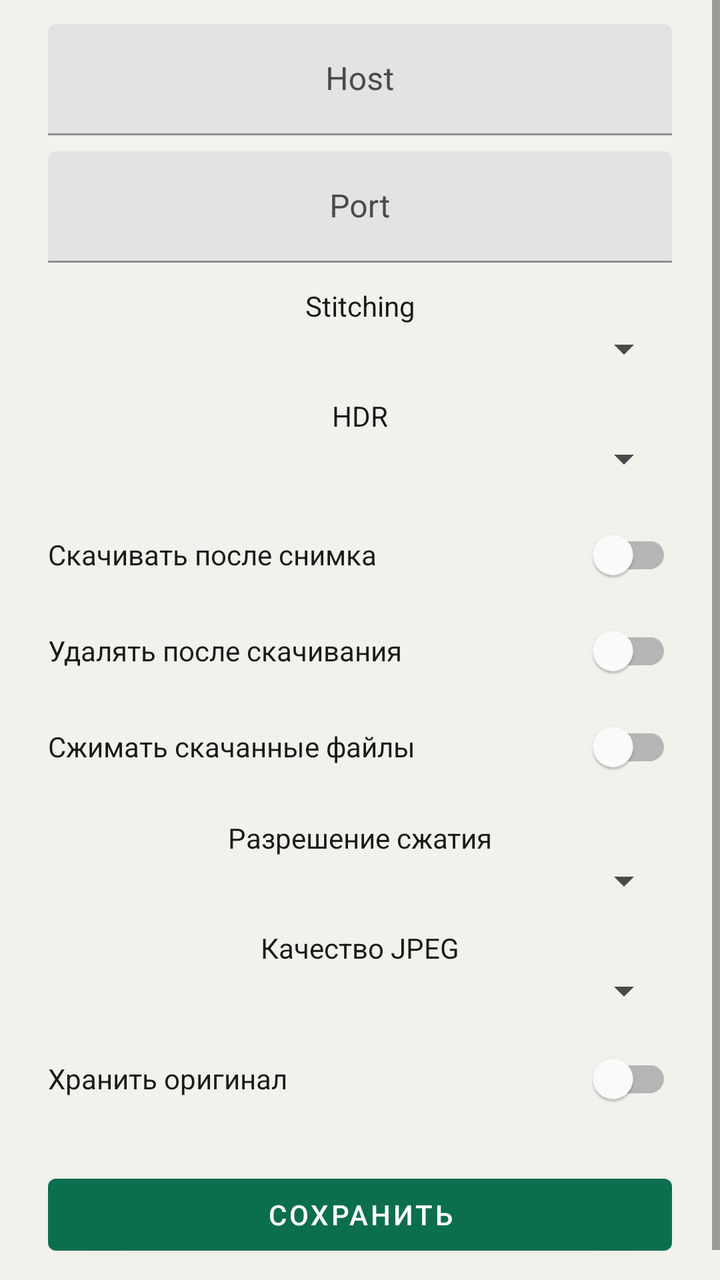
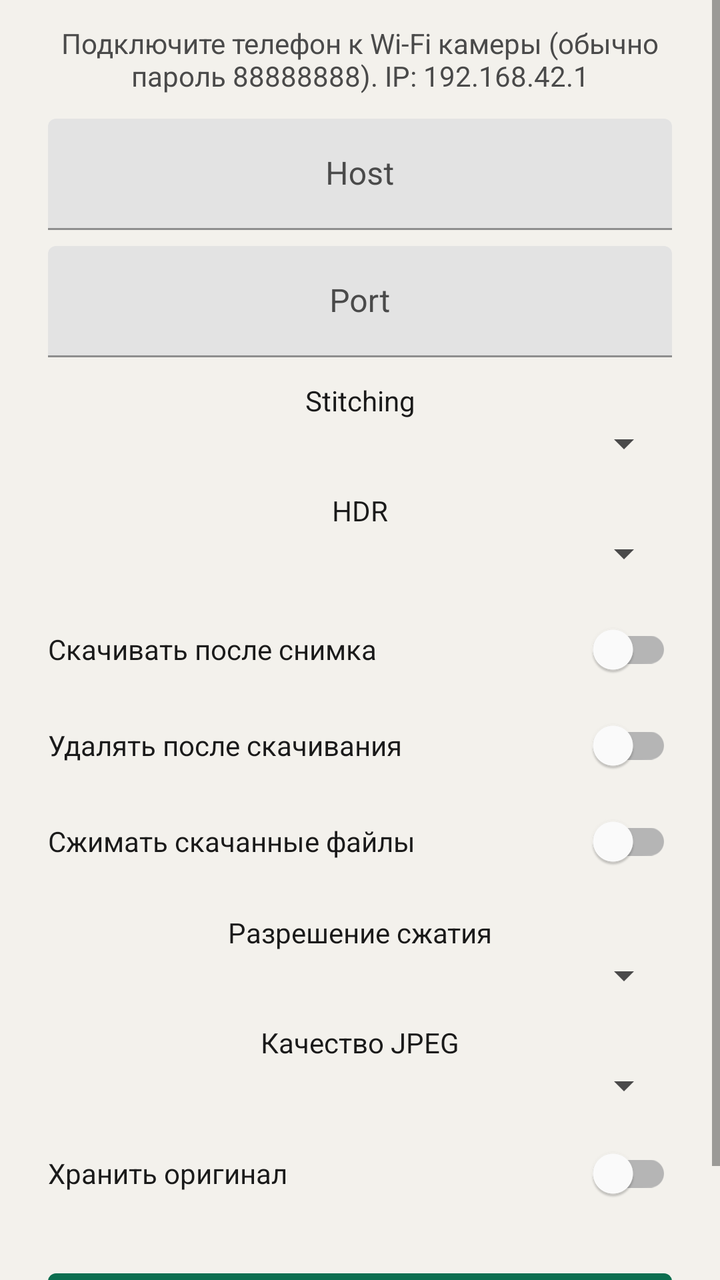

Before-and-after screenshots of an Android layout around one commit, followed by the original layout XML and the change that was made.
<!-- AndroidManifest.xml: application theme Theme.Insta360X5 -->
<!-- res/layout/activity_settings.xml -->
<?xml version="1.0" encoding="utf-8"?>
<ScrollView xmlns:android="http://schemas.android.com/apk/res/android"
    android:layout_width="match_parent"
    android:layout_height="match_parent"
    android:background="@color/bg"
    android:fillViewport="true">

    <LinearLayout
        android:layout_width="match_parent"
        android:layout_height="wrap_content"
        android:gravity="center_horizontal"
        android:orientation="vertical"
        android:paddingHorizontal="24dp"
        android:paddingTop="12dp"
        android:paddingBottom="24dp">

        <com.google.android.material.textfield.TextInputLayout
            android:layout_width="match_parent"
            android:layout_height="wrap_content"
            android:hint="Host"
            android:textColorHint="@color/text_secondary">
            <com.google.android.material.textfield.TextInputEditText
                android:id="@+id/inputHost"
                android:layout_width="match_parent"
                android:layout_height="wrap_content"
                android:gravity="center"
                android:inputType="text"
                android:textColor="@color/text_primary" />
        </com.google.android.material.textfield.TextInputLayout>

        <com.google.android.material.textfield.TextInputLayout
            android:layout_width="match_parent"
            android:layout_height="wrap_content"
            android:layout_marginTop="8dp"
            android:hint="Port"
            android:textColorHint="@color/text_secondary">
            <com.google.android.material.textfield.TextInputEditText
                android:id="@+id/inputPort"
                android:layout_width="match_parent"
                android:layout_height="wrap_content"
                android:gravity="center"
                android:inputType="number"
                android:textColor="@color/text_primary" />
        </com.google.android.material.textfield.TextInputLayout>

        <TextView
            android:layout_width="match_parent"
            android:layout_height="wrap_content"
            android:layout_marginTop="12dp"
            android:gravity="center"
            android:text="Stitching"
            android:textColor="@color/text_primary" />
        <Spinner
            android:id="@+id/spinnerStitch"
            android:layout_width="match_parent"
            android:layout_height="wrap_content"
            android:gravity="center"
            android:popupBackground="@color/surface" />

        <TextView
            android:layout_width="match_parent"
            android:layout_height="wrap_content"
            android:layout_marginTop="12dp"
            android:gravity="center"
            android:text="HDR"
            android:textColor="@color/text_primary" />
        <Spinner
            android:id="@+id/spinnerHdr"
            android:layout_width="match_parent"
            android:layout_height="wrap_content"
            android:gravity="center"
            android:popupBackground="@color/surface" />

        <com.google.android.material.switchmaterial.SwitchMaterial
            android:id="@+id/switchDownload"
            android:layout_width="match_parent"
            android:layout_height="wrap_content"
            android:layout_marginTop="12dp"
            android:text="Скачивать после снимка"
            android:textColor="@color/text_primary" />

        <com.google.android.material.switchmaterial.SwitchMaterial
            android:id="@+id/switchDeleteAfter"
            android:layout_width="match_parent"
            android:layout_height="wrap_content"
            android:text="Удалять после скачивания"
            android:textColor="@color/text_primary" />

        <com.google.android.material.switchmaterial.SwitchMaterial
            android:id="@+id/switchCompress"
            android:layout_width="match_parent"
            android:layout_height="wrap_content"
            android:text="Сжимать скачанные файлы"
            android:textColor="@color/text_primary" />

        <TextView
            android:layout_width="match_parent"
            android:layout_height="wrap_content"
            android:layout_marginTop="12dp"
            android:gravity="center"
            android:text="Разрешение сжатия"
            android:textColor="@color/text_primary" />
        <Spinner
            android:id="@+id/spinnerResolution"
            android:layout_width="match_parent"
            android:layout_height="wrap_content"
            android:gravity="center"
            android:popupBackground="@color/surface" />

        <TextView
            android:layout_width="match_parent"
            android:layout_height="wrap_content"
            android:layout_marginTop="12dp"
            android:gravity="center"
            android:text="Качество JPEG"
            android:textColor="@color/text_primary" />
        <Spinner
            android:id="@+id/spinnerQuality"
            android:layout_width="match_parent"
            android:layout_height="wrap_content"
            android:gravity="center"
            android:popupBackground="@color/surface" />

        <com.google.android.material.switchmaterial.SwitchMaterial
            android:id="@+id/switchKeepOriginal"
            android:layout_width="match_parent"
            android:layout_height="wrap_content"
            android:layout_marginTop="8dp"
            android:text="Хранить оригинал"
            android:textColor="@color/text_primary" />

        <com.google.android.material.button.MaterialButton
            android:id="@+id/btnSave"
            style="@style/Widget.Insta360X5.Button"
            android:layout_width="match_parent"
            android:layout_height="wrap_content"
            android:layout_marginTop="20dp"
            android:text="@string/save" />
    </LinearLayout>
</ScrollView>
<!-- resources referenced by this layout -->
<resources>
  <color name="bg">#FFF3F1EC</color>
  <color name="surface">#FFFFFFFF</color>
  <color name="text_primary">#FF1A1A1A</color>
  <color name="text_secondary">#FF4A4A4A</color>
  <string name="save">Сохранить</string>
  <style name="Widget.Insta360X5.Button" parent="Widget.MaterialComponents.Button">
          <item name="android:textColor">@color/white</item>
          <item name="backgroundTint">@color/accent</item>
      </style>
  <style name="Theme.Insta360X5" parent="Theme.MaterialComponents.Light.DarkActionBar">
          <item name="colorPrimary">@color/accent</item>
          <item name="colorPrimaryDark">@color/accent_dark</item>
          <item name="colorPrimaryVariant">@color/accent_dark</item>
          <item name="colorSecondary">@color/accent</item>
          <item name="colorAccent">@color/accent</item>
          <item name="colorOnPrimary">@color/white</item>
          <item name="colorSurface">@color/surface</item>
          <item name="colorOnSurface">@color/text_primary</item>
          <item name="android:colorBackground">@color/bg</item>
          <item name="android:windowBackground">@color/bg</item>
          <item name="android:statusBarColor">@color/accent_dark</item>
          <item name="android:textColorPrimary">@color/text_primary</item>
          <item name="android:textColorSecondary">@color/text_secondary</item>
          <item name="android:textColor">@color/text_primary</item>
          <item name="android:textColorHint">@color/text_secondary</item>
          <item name="colorControlNormal">@color/text_secondary</item>
          <item name="colorControlActivated">@color/accent</item>
          <item name="actionBarTheme">@style/ThemeOverlay.Insta360X5.ActionBar</item>
          <item name="materialButtonOutlinedStyle">@style/Widget.Insta360X5.Button.Outlined</item>
          <item name="materialButtonStyle">@style/Widget.Insta360X5.Button</item>
      </style>
  <color name="white">#FFFFFFFF</color>
  <color name="accent">#FF0B6E4F</color>
  <color name="accent_dark">#FF084C37</color>
  <style name="ThemeOverlay.Insta360X5.ActionBar" parent="ThemeOverlay.MaterialComponents.Dark.ActionBar">
          <item name="android:textColorPrimary">@color/white</item>
          <item name="colorControlNormal">@color/white</item>
      </style>
  <style name="Widget.Insta360X5.Button.Outlined" parent="Widget.MaterialComponents.Button.OutlinedButton">
          <item name="android:textColor">@color/accent</item>
          <item name="strokeColor">@color/accent</item>
          <item name="rippleColor">@color/accent</item>
      </style>
</resources>

<!-- the commit's change to res/layout/activity_settings.xml (unified diff, before → after) -->
@@ -14,9 +14,19 @@
         android:paddingTop="12dp"
         android:paddingBottom="24dp">
 
+        <TextView
+            android:id="@+id/settingsHint"
+            android:layout_width="match_parent"
+            android:layout_height="wrap_content"
+            android:gravity="center"
+            android:text="@string/connect_hint"
+            android:textColor="@color/text_secondary"
+            android:textSize="14sp" />
+
         <com.google.android.material.textfield.TextInputLayout
             android:layout_width="match_parent"
             android:layout_height="wrap_content"
+            android:layout_marginTop="12dp"
             android:hint="Host"
             android:textColorHint="@color/text_secondary">
             <com.google.android.material.textfield.TextInputEditText
<!-- resource entries referenced after the edit -->
@@ -4,6 +4,7 @@
   <color name="surface">#FFFFFFFF</color>
   <color name="text_primary">#FF1A1A1A</color>
   <color name="text_secondary">#FF4A4A4A</color>
+  <string name="connect_hint">Подключите телефон к Wi‑Fi камеры (обычно пароль 88888888). IP: 192.168.42.1</string>
   <string name="save">Сохранить</string>
   <style name="Widget.Insta360X5.Button" parent="Widget.MaterialComponents.Button">
           <item name="android:textColor">@color/white</item>
